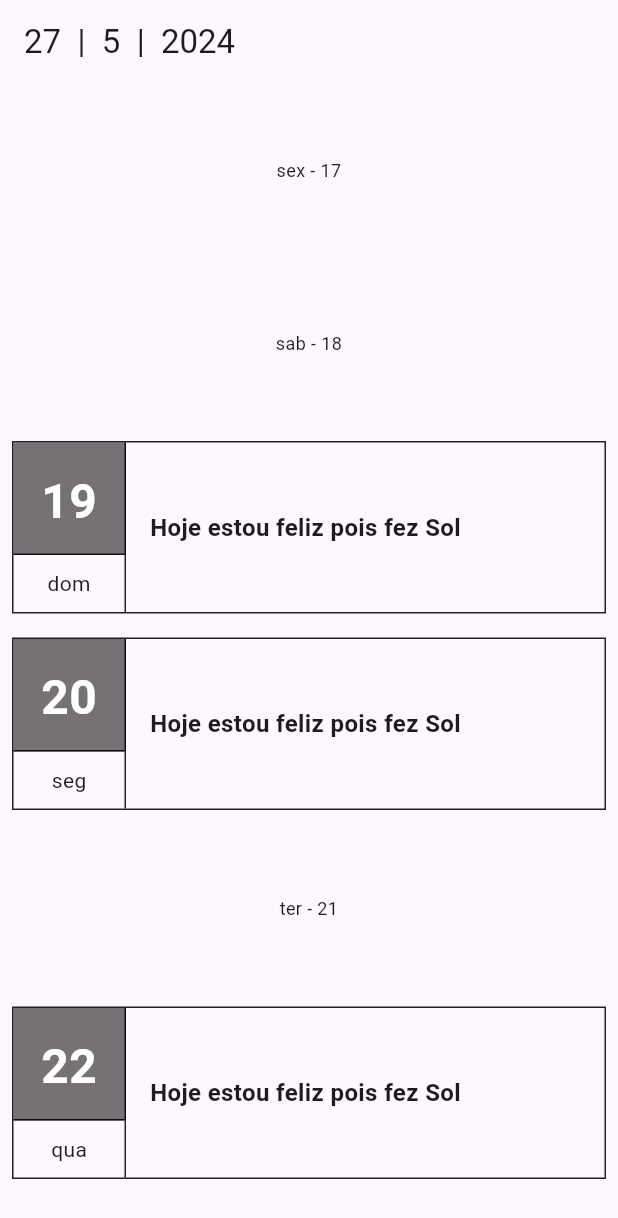
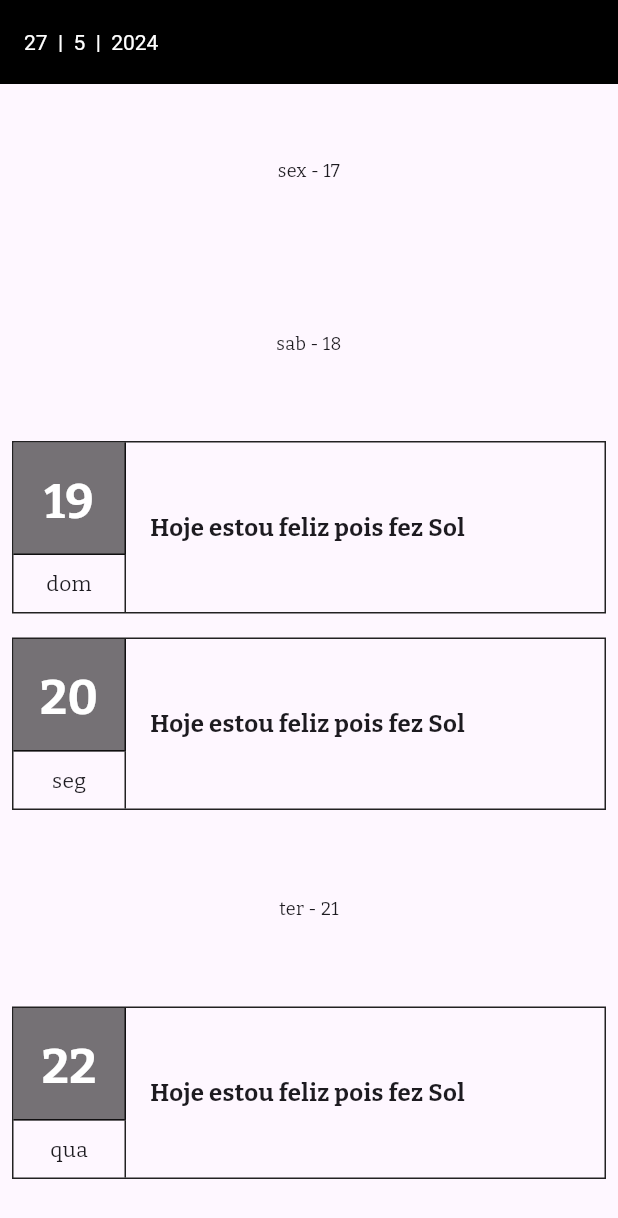
Before and after one commit to anthonyclint/flutter_02_webapi, a Flutter app: the screen it shows after launch, on a phone screen of 412 x 824 dp. Shown: the top 1218 px of the screen. Run offline on Flutter 3.47's test engine with Material 3 defaults, Android fonts, the phone set to English and light mode, and no system bars; our stand-ins replace google_fonts.

Commit message:
feat: importando Google Fonts, corrigindo dependências de versão.

```diff
--- a/flutter_webapi/lib/main.dart
+++ b/flutter_webapi/lib/main.dart
@@ -1,4 +1,5 @@
 import 'package:flutter/material.dart';
+import 'package:google_fonts/google_fonts.dart';
 import 'screens/home_screen/home_screen.dart';
 
 void main() {
@@ -12,6 +13,15 @@ class MyApp extends StatelessWidget {
     return MaterialApp(
       title: 'Simple Journal',
       debugShowCheckedModeBanner: false,
+      theme: ThemeData(
+        primarySwatch: Colors.grey,
+        appBarTheme: const AppBarTheme(
+            elevation: 0, // para sumir com a sombra
+            backgroundColor: Colors.black,
+            titleTextStyle: TextStyle(color: Colors.white,),
+        ),
+        textTheme: GoogleFonts.bitterTextTheme(), //escolhendo fonte Bitter do Google Fonts
+      ),
       darkTheme: ThemeData.dark(),
       themeMode: ThemeMode.light,
       initialRoute: "home",
```
Also changed, not shown: flutter_webapi/pubspec.yaml (+6 -3 lines), flutter_webapi/pubspec.lock, 2 other files.
